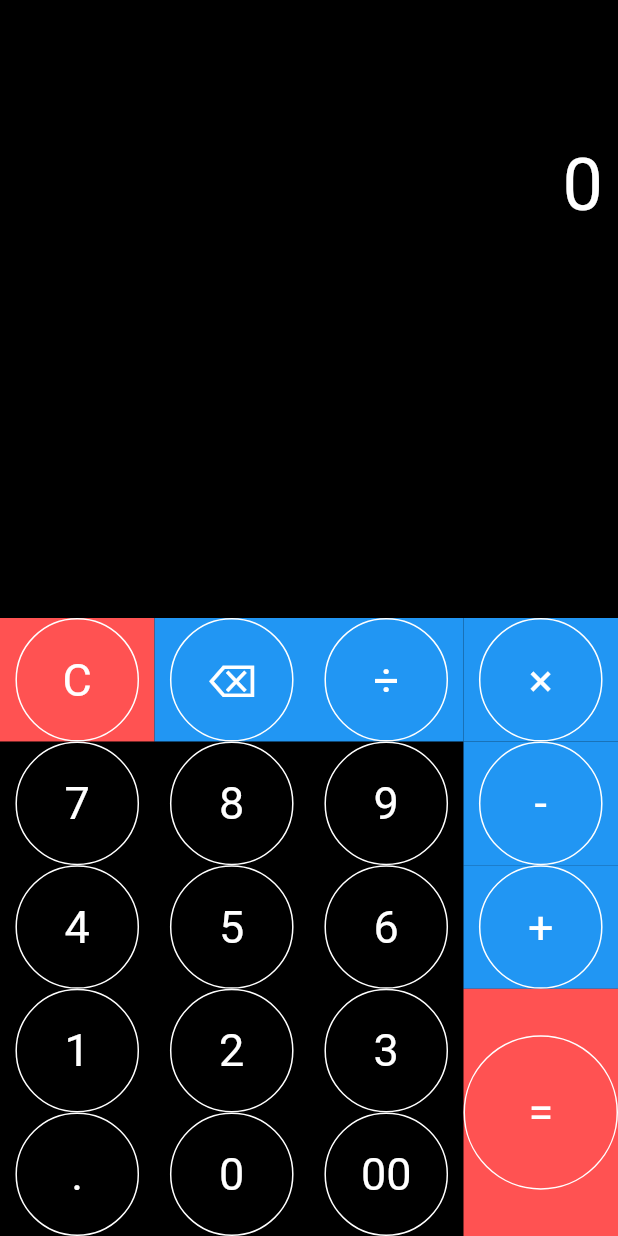
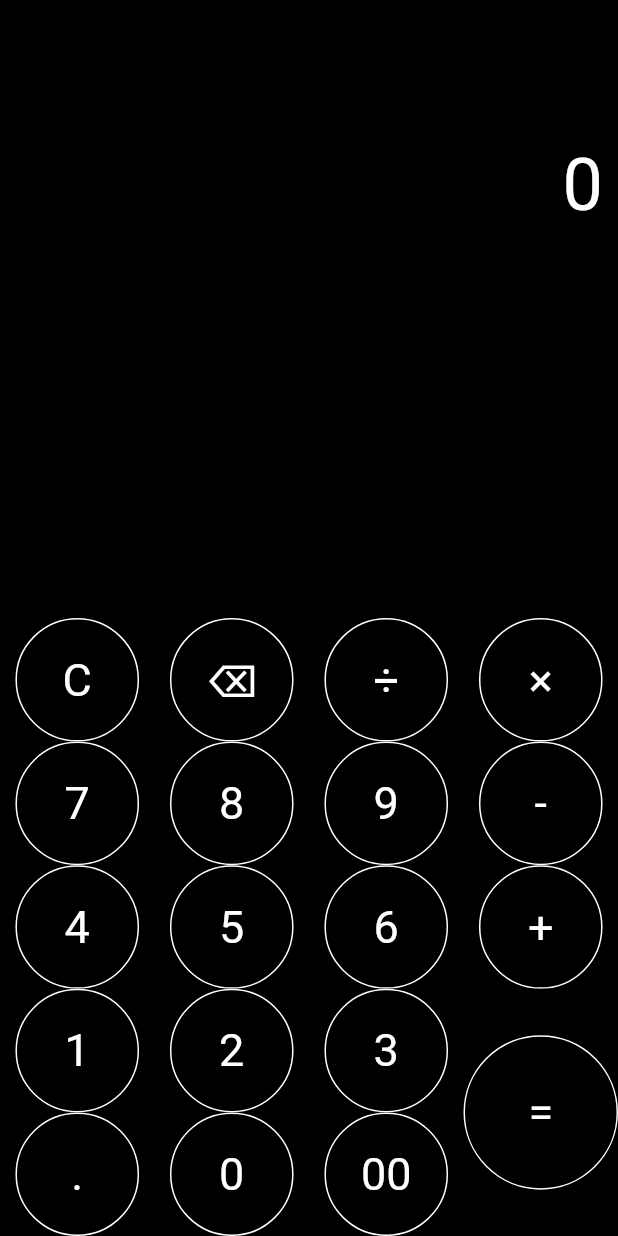
Before and after one commit to rishab2890/flutter_calculator, a Flutter app: the screen it shows after launch, on a phone screen of 412 x 824 dp. Run offline on Flutter 3.47's test engine with Material 2 defaults, Android fonts, the phone set to English and light mode, and no system bars; our stand-ins replace math_expressions.

Commit message:
improved ui

```diff
--- a/lib/main.dart
+++ b/lib/main.dart
@@ -80,7 +80,7 @@ class _SimpleCalculatorState extends State<SimpleCalculator> {
       String buttonText, double buttonHeight, Color buttonColor) {
     return Container(
       height: MediaQuery.of(context).size.height * 0.1 * buttonHeight,
-      color: buttonColor,
+      color: Colors.black,
       child: RawMaterialButton(
           shape: CircleBorder(
               side: BorderSide(
```
